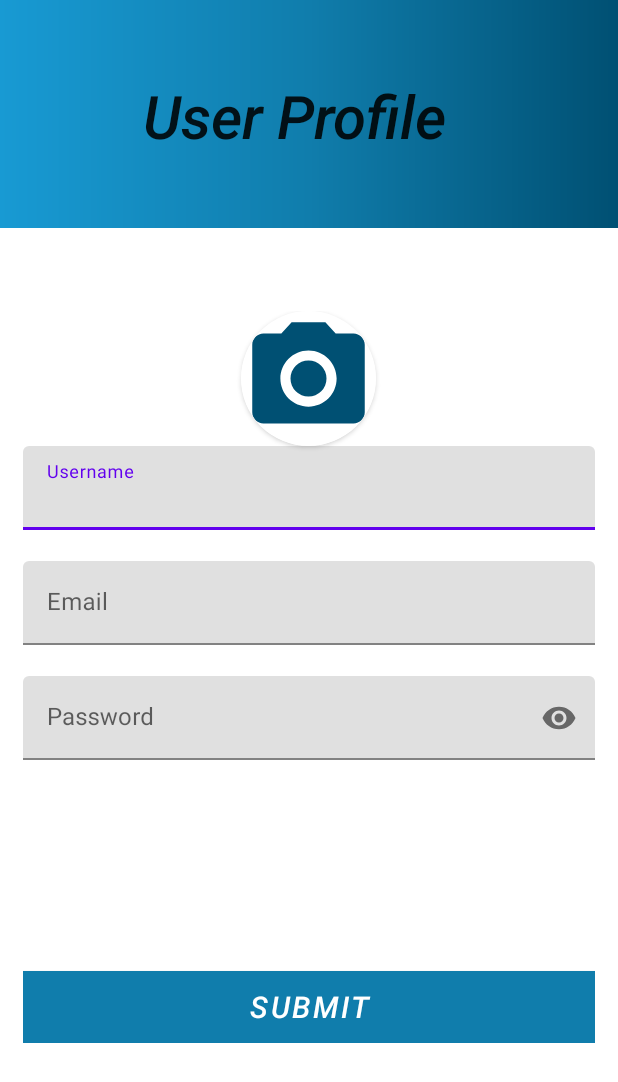
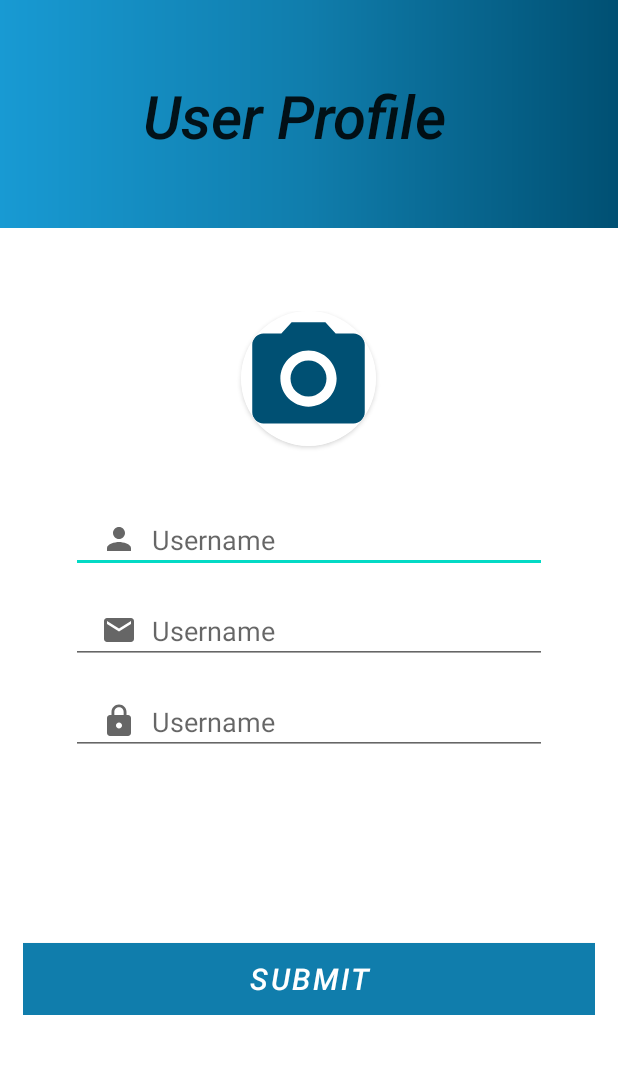
Before and after one commit to TamannaDhingra/Task-1_07-09-21, an Android app: the screen it shows after launch (MainActivity), on a phone screen of 412 x 824 dp. Shown: the top 1082 px of the screen. Run offline under Robolectric (Android 15) with nearby library versions, the phone set to English and light mode, and no system bars.

Commit message:
Update UI

```diff
--- a/app/build.gradle
+++ b/app/build.gradle
@@ -42,10 +42,5 @@ dependencies {
     //for Card View
     implementation 'androidx.cardview:cardview:1.0.0'
 
-    implementation 'com.android.support:design:28.0.0'
-
-
-    // 1: Design Support Library
-
 
 }
--- a/app/src/main/res/layout/activity_main.xml
+++ b/app/src/main/res/layout/activity_main.xml
@@ -24,8 +24,6 @@
             android:textStyle="italic" />
     </LinearLayout>
 
-
-
     <LinearLayout
         android:layout_width="match_parent"
         android:layout_height="match_parent"
@@ -33,98 +31,6 @@
         android:padding="15dp"
         android:layout_marginTop="40dp"
         android:gravity="clip_horizontal">
-
-        <androidx.cardview.widget.CardView
-            android:id="@+id/cardviewuserimg"
-            android:layout_width="90dp"
-            android:layout_height="90dp"
-            android:layout_gravity="center"
-
-            app:cardCornerRadius="60dp">
-
-            <ImageButton
-                android:id="@+id/camerabtn"
-                android:layout_width="90dp"
-                android:layout_height="90dp"
-                android:layout_marginBottom="32dp"
-                android:background="@color/white"
-                android:scaleType="centerCrop"
-                android:src="@drawable/camera" />
-        </androidx.cardview.widget.CardView>
-
-       <android.support.design.widget.TextInputLayout
-           android:layout_width="match_parent"
-           android:layout_height="wrap_content"
-           app:errorEnabled="true"
-           android:background="@color/white"
-
-           android:id="@+id/name">
-
-           <android.support.design.widget.TextInputEditText
-               android:layout_width="match_parent"
-               android:layout_height="wrap_content"
-               android:hint="Username"
-               android:inputType="text"/>
-       </android.support.design.widget.TextInputLayout>
-
-        <android.support.design.widget.TextInputLayout
-            android:layout_width="match_parent"
-            android:layout_height="wrap_content"
-            app:errorEnabled="true"
-            android:background="@color/white"
-
-            android:id="@+id/email">
-
-            <android.support.design.widget.TextInputEditText
-                android:layout_width="match_parent"
-                android:layout_height="wrap_content"
-                android:hint="Email"
-                android:inputType="textEmailAddress"/>
-        </android.support.design.widget.TextInputLayout>
-
-        <android.support.design.widget.TextInputLayout
-            android:layout_width="match_parent"
-            android:layout_height="wrap_content"
-            app:errorEnabled="true"
-            android:background="@color/white"
-
-            app:passwordToggleEnabled="true"
-            android:id="@+id/password">
-
-            <android.support.design.widget.TextInputEditText
-                android:layout_width="match_parent"
-                android:layout_height="wrap_content"
-                android:hint="Password"
-                android:inputType="textPassword"/>
-        </android.support.design.widget.TextInputLayout>
-
-        <Button
-            android:layout_width="match_parent"
-            android:layout_height="wrap_content"
-            android:background="@color/color2"
-            android:backgroundTint="@color/color2"
-            android:text="SUBMIT"
-            android:id="@+id/submit"
-            android:textStyle="italic"
-            style="@style/TextAppearance.AppCompat.Title"
-            android:textColor="@color/white"
-            app:backgroundTint="@color/color2"
-            android:layout_marginTop="120dp"/>
-
-    </LinearLayout>
-
-
-
-
-   <!-- <ScrollView
-        android:layout_width="match_parent"
-        android:layout_height="485dp">
-
-    <LinearLayout
-        android:layout_width="match_parent"
-        android:layout_height="450dp"
-        android:layout_margin="20dp"
-        android:orientation="vertical">
 
         <androidx.cardview.widget.CardView
             android:id="@+id/cardviewuserimg"
@@ -191,28 +97,26 @@
             android:paddingTop="10dp"
             android:paddingRight="10dp"
             android:paddingBottom="10dp"/>
+        <Button
+            android:layout_width="match_parent"
+            android:layout_height="wrap_content"
+            android:background="@color/color2"
+            android:backgroundTint="@color/color2"
+            android:text="SUBMIT"
+            android:id="@+id/submit"
+            android:textStyle="italic"
+            style="@style/TextAppearance.AppCompat.Title"
+            android:textColor="@color/white"
+            app:backgroundTint="@color/color2"
+            android:layout_marginTop="125dp"/>
 
     </LinearLayout>
-    </ScrollView>
 
-    <LinearLayout
-        android:layout_width="match_parent"
-        android:layout_height="95dp"
-        android:gravity="center"
-        android:layout_gravity="end"
-        android:background="@drawable/header">
-        <Button
-            android:layout_width="wrap_content"
-            android:layout_height="wrap_content"
-            android:text="SUBMIT"
-            android:textStyle="italic"
-            style="@style/TextAppearance.AppCompat.Title"
-            android:backgroundTint="@color/white"
-            android:textColor="@color/color1"
-            android:id="@+id/submit"
-            android:layout_gravity="center"/>
 
-    </LinearLayout>-->
+
+
+
+
 
 
 </LinearLayout>
```
